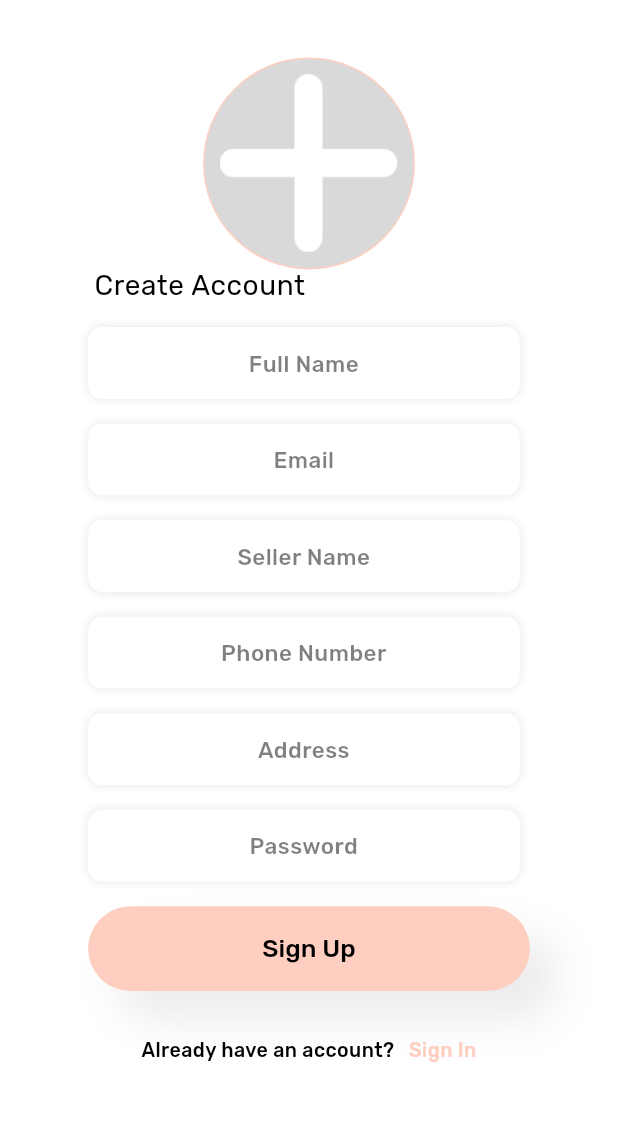
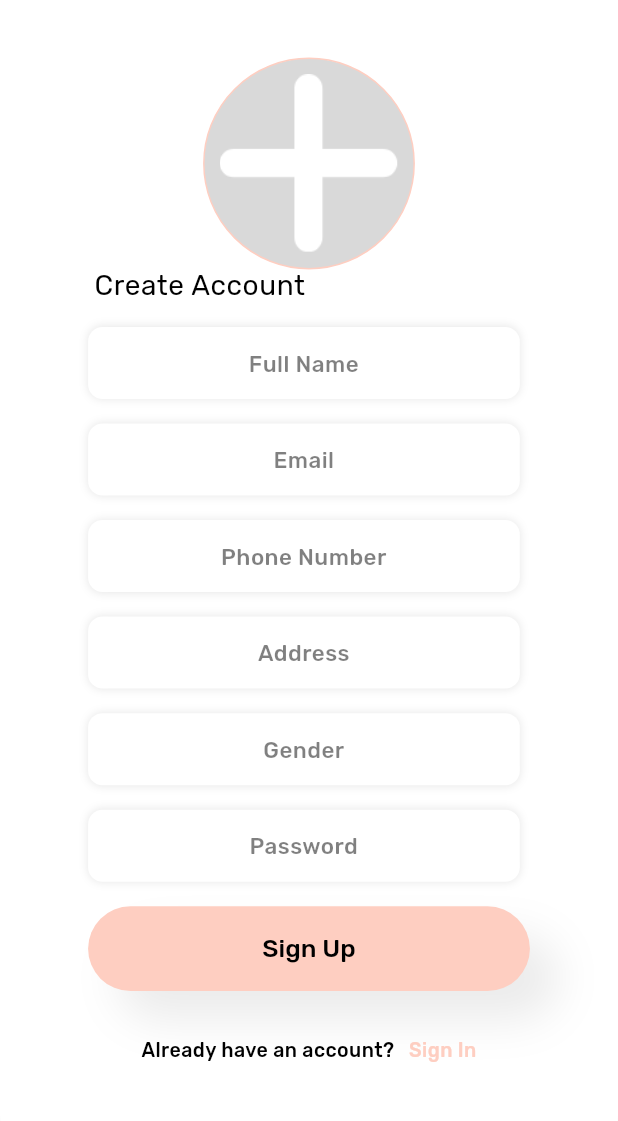
Before and after one commit to fwdAndroid/mylittlebakery, a Flutter app: the UserSignUp screen opened directly, on a phone screen of 412 x 824 dp, the part 85-1206 px from its top. Run offline on Flutter 3.47's test engine with Material 2 defaults, Android fonts, the phone set to English and light mode, and no system bars; our stand-ins replace cloud_firestore, firebase_auth, firebase_core, firebase_storage, flutter_rating_bar, google_fonts and 1 more; accounts and stored records are empty.

Commit message:
User Auth Completed

```diff
--- /dev/null
+++ b/lib/models/users_models.dart
@@ -0,0 +1,50 @@
+import 'package:cloud_firestore/cloud_firestore.dart';
+
+class User_Model {
+  String uid;
+  String email;
+  String name;
+  String gender;
+  String address;
+  String phoneNumber;
+  String photoURL;
+  String type;
+
+  User_Model(
+      {required this.uid,
+      required this.email,
+      required this.gender,
+      required this.photoURL,
+      required this.phoneNumber,
+      required this.name,
+      required this.type,
+      required this.address});
+
+  ///Converting OBject into Json Object
+  Map<String, dynamic> toJson() => {
+        'gender': gender,
+        'uid': uid,
+        'email': email,
+        'phoneNumber': phoneNumber,
+        'name': name,
+        'address': address,
+        'photoURL': photoURL,
+        'type':type
+      };
+
+  ///
+  static User_Model fromSnap(DocumentSnapshot snaps) {
+    var snapshot = snaps.data() as Map<String, dynamic>;
+
+    return User_Model(
+      gender: snapshot['gender'],
+      uid: snapshot['uid'],
+      email: snapshot['email'],
+      photoURL: snapshot['photoURL'],
+      name: snapshot['name'],
+      address: snapshot['address'],
+      phoneNumber: snapshot['phoneNumber'],
+      type:snapshot['type']
+    );
+  }
+}
--- a/lib/users/auth/auth_user_signup.dart
+++ b/lib/users/auth/auth_user_signup.dart
@@ -5,10 +5,10 @@ import 'package:flutter/gestures.dart';
 import 'dart:ui';
 import 'package:google_fonts/google_fonts.dart';
 import 'package:image_picker/image_picker.dart';
-import 'package:mylittlebakery/seller/buyerAuth/buyer_section_signin.dart';
-import 'package:mylittlebakery/seller/gigs/sellergigs.dart';
 import 'package:mylittlebakery/seller/main_section/mainscreen.dart';
 import 'package:mylittlebakery/database/Firebase_auth_data.dart';
+import 'package:mylittlebakery/users/auth/auth_user_screen.dart';
+import 'package:mylittlebakery/users/main/user_main_screen.dart';
 import 'package:mylittlebakery/widgets/snak.dart';
 import 'package:mylittlebakery/widgets/utils.dart';
 
@@ -22,10 +22,9 @@ class _UserSignUpState extends State<UserSignUp> {
   TextEditingController emailController = TextEditingController();
   TextEditingController passController = TextEditingController();
   TextEditingController nameController = TextEditingController();
-  TextEditingController userNameController = TextEditingController();
   TextEditingController phonenumberController = TextEditingController();
   TextEditingController addresscontroller = TextEditingController();
-
+  TextEditingController genderController = TextEditingController();
   Uint8List? _image;
 
   //Looding Variable
@@ -36,8 +35,8 @@ class _UserSignUpState extends State<UserSignUp> {
     super.dispose();
     emailController.clear();
     passController.clear();
+    genderController.clear();
     addresscontroller.clear();
-    userNameController.clear();
     nameController.clear();
     phonenumberController.clear();
   }
@@ -220,40 +219,6 @@ class _UserSignUpState extends State<UserSignUp> {
                         ],
                       ),
                       child: TextField(
-                        controller: userNameController,
-                        textAlign: TextAlign.center,
-                        decoration: InputDecoration(
-                          border: InputBorder.none,
-                          hintText: 'Seller Name',
-                          hintStyle: SafeGoogleFont(
-                            'Rubik',
-                            fontSize: 16 * ffem,
-                            fontWeight: FontWeight.w500,
-                            height: 1.185 * ffem / fem,
-                            letterSpacing: 0.32 * fem,
-                            color: Color(0x7f000000),
-                          ),
-                        ),
-                      ),
-                    ),
-                    Container(
-                      // autogroupwmgqS8L (55KsCsm8J9YQmahsyJWmGQ)
-                      margin: EdgeInsets.fromLTRB(
-                          0 * fem, 0 * fem, 7 * fem, 17 * fem),
-
-                      width: 303 * fem,
-                      decoration: BoxDecoration(
-                        color: Color(0xffffffff),
-                        borderRadius: BorderRadius.circular(10 * fem),
-                        boxShadow: [
-                          BoxShadow(
-                            color: Color(0x19000000),
-                            offset: Offset(0 * fem, 0 * fem),
-                            blurRadius: 5 * fem,
-                          ),
-                        ],
-                      ),
-                      child: TextField(
                         controller: phonenumberController,
                         textAlign: TextAlign.center,
                         keyboardType: TextInputType.number,
@@ -295,6 +260,41 @@ class _UserSignUpState extends State<UserSignUp> {
                         decoration: InputDecoration(
                           border: InputBorder.none,
                           hintText: 'Address',
+                          hintStyle: SafeGoogleFont(
+                            'Rubik',
+                            fontSize: 16 * ffem,
+                            fontWeight: FontWeight.w500,
+                            height: 1.185 * ffem / fem,
+                            letterSpacing: 0.32 * fem,
+                            color: Color(0x7f000000),
+                          ),
+                        ),
+                      ),
+                    ),
+                    Container(
+                      // autogroupwmgqS8L (55KsCsm8J9YQmahsyJWmGQ)
+                      margin: EdgeInsets.fromLTRB(
+                          0 * fem, 0 * fem, 7 * fem, 17 * fem),
+
+                      width: 303 * fem,
+                      decoration: BoxDecoration(
+                        color: Color(0xffffffff),
+                        borderRadius: BorderRadius.circular(10 * fem),
+                        boxShadow: [
+                          BoxShadow(
+                            color: Color(0x19000000),
+                            offset: Offset(0 * fem, 0 * fem),
+                            blurRadius: 5 * fem,
+                          ),
+                        ],
+                      ),
+                      child: TextField(
+                        controller: genderController,
+                        textAlign: TextAlign.center,
+                        keyboardType: TextInputType.streetAddress,
+                        decoration: InputDecoration(
+                          border: InputBorder.none,
+                          hintText: 'Gender',
                           hintStyle: SafeGoogleFont(
                             'Rubik',
                             fontSize: 16 * ffem,
@@ -391,7 +391,7 @@ class _UserSignUpState extends State<UserSignUp> {
                         Navigator.push(
                             context,
                             MaterialPageRoute(
-                                builder: (builder) => SellerSignIn()));
+                                builder: (builder) => UserAuthScreen()));
                       },
                       child: Container(
                         // alreadyhaveanaccountsigninwZn (1:325)
@@ -469,13 +469,13 @@ class _UserSignUpState extends State<UserSignUp> {
     setState(() {
       _isLoading = true;
     });
-    String rse = await AuthMethods().signUpUser(
+    String rse = await AuthMethods().userSignUp(
         email: emailController.text,
         pass: passController.text,
         name: nameController.text,
         address: addresscontroller.text,
         phoneNumber: phonenumberController.text,
-        username: userNameController.text,
+        gender: genderController.text,
         file: _image!);
 
     print(rse);
@@ -486,7 +486,7 @@ class _UserSignUpState extends State<UserSignUp> {
       showSnakBar(rse, context);
     } else {
       Navigator.pushReplacement(
-          context, MaterialPageRoute(builder: (builder) => SellerGigs()));
+          context, MaterialPageRoute(builder: (builder) => UserMainScreen()));
     }
   }
 }
```
Also changed, not shown: lib/database/Firebase_auth_data.dart (+92 -30 lines), lib/users/auth/auth_user_screen.dart (+6 -7 lines), lib/users/main/user_main_screen.dart (added, +16 -0 lines).
